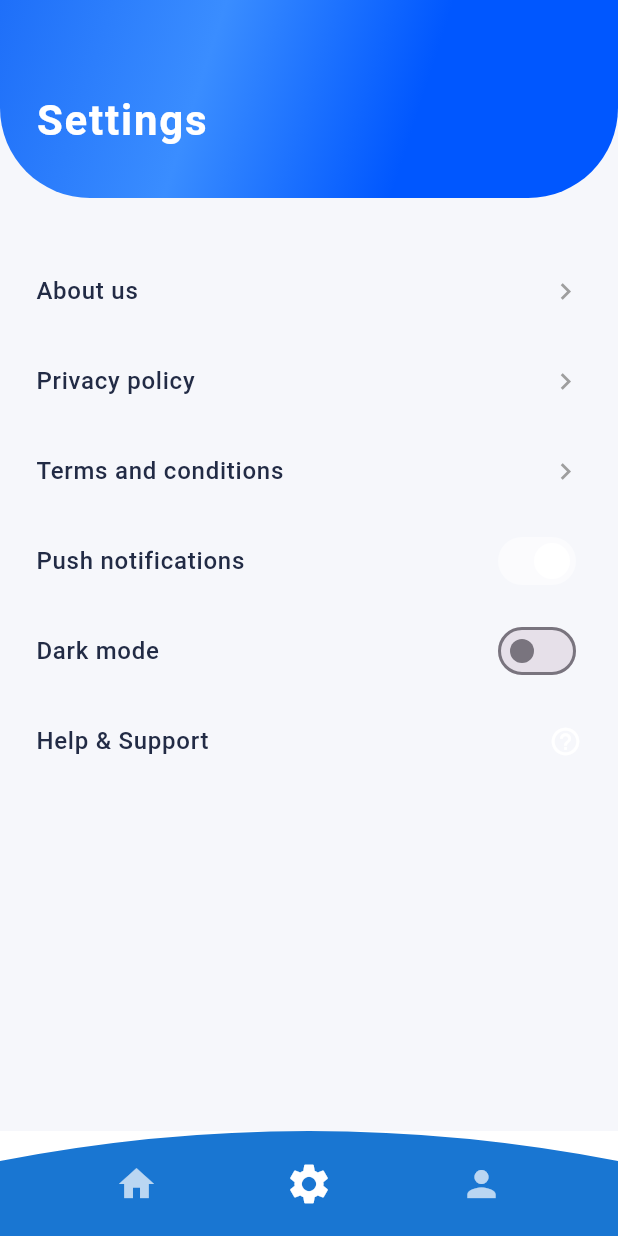
After one commit to kareemtoson12/expenseApp, a Flutter app: the HomeScreen screen opened by its route, item 2 of the bottom bar chosen, after a tap on "About us", on a phone screen of 412 x 824 dp. The commit adds this screen. Run offline on Flutter 3.47's test engine with Material 3 defaults, Android fonts, the phone set to English and light mode, and no system bars; our stand-ins replace dio, equatable, flutter_bloc, flutter_svg, get_it, hive and 5 more; accounts and stored records are empty; generated files the repository leaves out were written again.

Commit message:
settings ui done

```diff
--- a/lib/app/expense_app.dart
+++ b/lib/app/expense_app.dart
@@ -10,7 +10,7 @@ class ExpenseApp extends StatelessWidget {
     return MaterialApp(
       debugShowCheckedModeBanner: false,
       title: 'Expense App',
-      initialRoute: AppRoutes.home,
+      initialRoute: AppRoutes.splash,
       onGenerateRoute: generateRoute,
     );
   }
--- a/lib/app/routing/routes.dart
+++ b/lib/app/routing/routes.dart
@@ -4,4 +4,5 @@ class AppRoutes {
   static const String onboarding = '/onboarding';
   static const String login = '/login';
   static const String signup = '/signup';
+  static const String settings = '/settings';
 }
--- a/lib/app/routing/routing.dart
+++ b/lib/app/routing/routing.dart
@@ -10,6 +10,7 @@ import '../../presentation/onboarding/onboarding_view.dart';
 import '../../presentation/auth/signup/signup_view.dart';
 import 'routes.dart';
 import 'package:expense/presentation/home/all_expenses_screen.dart';
+import 'package:expense/presentation/settings/settings_screen.dart';
 
 Route<dynamic> generateRoute(RouteSettings settings) {
   switch (settings.name) {
@@ -35,6 +36,8 @@ Route<dynamic> generateRoute(RouteSettings settings) {
       return MaterialPageRoute(builder: (_) => LoginView());
     case AppRoutes.signup:
       return MaterialPageRoute(builder: (_) => const SignupView());
+    case AppRoutes.settings:
+      return MaterialPageRoute(builder: (_) => const SettingsScreen());
     case '/all_expenses':
       return MaterialPageRoute(
         builder: (_) => BlocProvider(
--- a/lib/app/styles/app_colors.dart
+++ b/lib/app/styles/app_colors.dart
@@ -2,8 +2,13 @@ import 'package:flutter/material.dart';
 
 class AppColors {
   static const Color primary = Color(0xFFFFFFFF); // Background
-  static const Color primaryDark = Color(0xFF23272F); // Main text
-  static const Color blue = Color(0xFF0057FF); // Progress indicator
+  static const Color accent = Color(0xFF23272F); // Main text
+  static const Color background = Color(0xFFF6F7FB);
+  static const Color text = Color(0xFF222B45);
+  static const Color grey = Color(0xFF8F92A1);
+  static Color primaryDark = Color(0xFF222B45);
+  static const Color blue = Color(0xFF0057FF);
+
   static const LinearGradient buttonGradient = LinearGradient(
     colors: [
       Color(0xFF2196F3),
@@ -14,5 +19,4 @@ class AppColors {
     begin: Alignment.topRight,
     end: Alignment.bottomLeft,
   );
-  // Add more colors as needed
 }
--- a/lib/app/styles/text_styles.dart
+++ b/lib/app/styles/text_styles.dart
@@ -42,4 +42,10 @@ class AppTextStyles {
     fontWeight: FontWeight.w600,
     fontSize: 15,
   );
+
+  static const TextStyle settingsItem = TextStyle(
+    fontSize: 16,
+    color: AppColors.text,
+    fontWeight: FontWeight.w500,
+  );
 }
--- a/lib/presentation/home/home_screen.dart
+++ b/lib/presentation/home/home_screen.dart
@@ -2,12 +2,12 @@ import 'package:expense/presentation/home/cubit/expense_cubit.dart';
 import 'package:expense/presentation/home/cubit/expense_state.dart';
 import 'package:expense/presentation/home/widgets/balance_card.dart';
 import 'package:expense/presentation/home/widgets/budget_pie_chart.dart';
-
 import 'package:expense/presentation/home/widgets/home_header.dart';
 import 'package:expense/presentation/home/widgets/information_list_grid.dart';
 import 'package:flutter/material.dart';
 import 'package:flutter_bloc/flutter_bloc.dart';
 import 'package:expense/presentation/home/widgets/custom_curved_nav_bar.dart';
+import 'package:expense/presentation/settings/settings_screen.dart';
 
 class HomeScreen extends StatefulWidget {
   const HomeScreen({super.key});
@@ -21,9 +21,32 @@ class _HomeScreenState extends State<HomeScreen> {
 
   @override
   Widget build(BuildContext context) {
+    final List<Widget> _screens = [
+      const HomeContent(),
+      const SettingsScreen(),
+      const ProfileScreen(),
+    ];
     return Scaffold(
       backgroundColor: Colors.white,
-      body: SafeArea(
+      body: IndexedStack(index: _selectedIndex, children: _screens),
+      bottomNavigationBar: CustomCurvedNavBar(
+        selectedIndex: _selectedIndex,
+        onTap: (index) {
+          setState(() {
+            _selectedIndex = index;
+          });
+        },
+      ),
+    );
+  }
+}
+
+class HomeContent extends StatelessWidget {
+  const HomeContent({Key? key}) : super(key: key);
+
+  @override
+  Widget build(BuildContext context) {
+    return SafeArea(
       child: Padding(
         padding: const EdgeInsets.all(16.0),
         child: BlocBuilder<ExpenseCubit, ExpenseState>(
@@ -103,15 +126,19 @@ class _HomeScreenState extends State<HomeScreen> {
           },
         ),
       ),
-      ),
-      bottomNavigationBar: CustomCurvedNavBar(
-        selectedIndex: _selectedIndex,
-        onTap: (index) {
-          setState(() {
-            _selectedIndex = index;
-          });
-          // Handle navigation here if needed
-        },
+    );
+  }
+}
+
+class ProfileScreen extends StatelessWidget {
+  const ProfileScreen({Key? key}) : super(key: key);
+
+  @override
+  Widget build(BuildContext context) {
+    return const Center(
+      child: Text(
+        'Profile Screen',
+        style: TextStyle(fontSize: 24, fontWeight: FontWeight.bold),
       ),
     );
   }
--- a/lib/presentation/onboarding/onboarding_view.dart
+++ b/lib/presentation/onboarding/onboarding_view.dart
@@ -100,7 +100,7 @@ class _OnboardingViewState extends State<OnboardingView> {
                     height: 8,
                     margin: const EdgeInsets.symmetric(horizontal: 4),
                     decoration: BoxDecoration(
-                      color: AppColors.blue,
+                      color: Colors.blue, // Active dot is blue
                       borderRadius: BorderRadius.circular(4),
                     ),
                   );
@@ -110,7 +110,7 @@ class _OnboardingViewState extends State<OnboardingView> {
                     height: 8,
                     margin: const EdgeInsets.symmetric(horizontal: 4),
                     decoration: BoxDecoration(
-                      color: Colors.grey[300],
+                      color: Colors.blue[100], // Inactive dot is light blue
                       shape: BoxShape.circle,
                     ),
                   );
--- /dev/null
+++ b/lib/presentation/settings/settings_screen.dart
@@ -0,0 +1,139 @@
+import 'package:expense/app/styles/app_colors.dart';
+import 'package:expense/app/styles/home_card_styles.dart';
+import 'package:expense/app/styles/text_styles.dart';
+import 'package:flutter/material.dart';
+
+class SettingsScreen extends StatefulWidget {
+  const SettingsScreen({Key? key}) : super(key: key);
+
+  @override
+  State<SettingsScreen> createState() => _SettingsScreenState();
+}
+
+class _SettingsScreenState extends State<SettingsScreen> {
+  bool pushNotifications = true;
+  bool darkMode = false;
+
+  @override
+  Widget build(BuildContext context) {
+    return Scaffold(
+      backgroundColor: AppColors.background,
+      body: SafeArea(
+        child: Column(
+          crossAxisAlignment: CrossAxisAlignment.start,
+          children: [
+            Container(
+              width: double.infinity,
+              padding: const EdgeInsets.only(
+                top: 60,
+                left: 24,
+                right: 24,
+                bottom: 32,
+              ),
+              decoration: const BoxDecoration(
+                gradient: LinearGradient(
+                  colors: [
+                    Color(0xFF1E6FF9),
+                    Color(0xFF3A8DFF),
+                    Color(0xFF0057FF),
+                    Color(0xFF0057FF),
+                  ],
+                  begin: Alignment.topLeft,
+                  end: Alignment.bottomRight,
+                ),
+                borderRadius: BorderRadius.only(
+                  bottomLeft: Radius.circular(60),
+                  bottomRight: Radius.circular(60),
+                ),
+              ),
+              child: const Text(
+                'Settings',
+                style: TextStyle(
+                  color: Colors.white,
+                  fontSize: 28,
+                  fontWeight: FontWeight.bold,
+                  letterSpacing: 1.2,
+                ),
+              ),
+            ),
+            const SizedBox(height: 32),
+            Expanded(
+              child: ListView(
+                padding: const EdgeInsets.symmetric(horizontal: 24),
+                children: [
+                  SettingsListTile(title: 'About us', onTap: () {}),
+                  SettingsListTile(title: 'Privacy policy', onTap: () {}),
+                  SettingsListTile(title: 'Terms and conditions', onTap: () {}),
+                  SettingsSwitchTile(
+                    title: 'Push notifications',
+                    value: pushNotifications,
+                    onChanged: (val) => setState(() => pushNotifications = val),
+                  ),
+                  SettingsSwitchTile(
+                    title: 'Dark mode',
+                    value: darkMode,
+                    onChanged: (val) => setState(() => darkMode = val),
+                  ),
+                  SettingsListTile(
+                    title: 'Help & Support',
+                    icon: Icons.help_outline,
+                    onTap: () {},
+                  ),
+                ],
+              ),
+            ),
+          ],
+        ),
+      ),
+    );
+  }
+}
+
+class SettingsListTile extends StatelessWidget {
+  final String title;
+  final IconData? icon;
+  final VoidCallback onTap;
+  const SettingsListTile({
+    Key? key,
+    required this.title,
+    this.icon,
+    required this.onTap,
+  }) : super(key: key);
+
+  @override
+  Widget build(BuildContext context) {
+    return ListTile(
+      contentPadding: const EdgeInsets.symmetric(vertical: 2),
+      title: Text(title, style: AppTextStyles.settingsItem),
+      trailing: icon != null
+          ? Icon(icon, color: AppColors.primary, size: 22)
+          : const Icon(Icons.chevron_right, color: Colors.grey, size: 22),
+      onTap: onTap,
+    );
+  }
+}
+
+class SettingsSwitchTile extends StatelessWidget {
+  final String title;
+  final bool value;
+  final ValueChanged<bool> onChanged;
+  const SettingsSwitchTile({
+    Key? key,
+    required this.title,
+    required this.value,
+    required this.onChanged,
+  }) : super(key: key);
+
+  @override
+  Widget build(BuildContext context) {
+    return ListTile(
+      contentPadding: const EdgeInsets.symmetric(vertical: 2),
+      title: Text(title, style: AppTextStyles.settingsItem),
+      trailing: Switch(
+        value: value,
+        onChanged: onChanged,
+        activeColor: AppColors.primary,
+      ),
+    );
+  }
+}
--- a/lib/presentation/splash/splash_view.dart
+++ b/lib/presentation/splash/splash_view.dart
@@ -27,9 +27,9 @@ class _SplashViewState extends State<SplashView>
     _fadeAnimation = CurvedAnimation(parent: _controller, curve: Curves.easeIn);
     _controller.forward();
 
-    /*  Timer(Duration(seconds: 2), () {
+    Timer(Duration(seconds: 2), () {
       Navigator.pushReplacementNamed(context, AppRoutes.onboarding);
-    }); */
+    });
   }
 
   @override
```
Also changed, not shown: lib/presentation/auth/login/widgets/login_button.dart (line endings or trailing spaces). Lines whose indentation alone changed are shown as unchanged.
